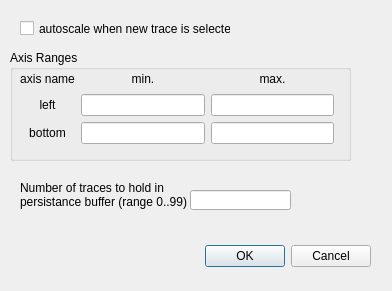
Qt form DlgGraphSettings.ui (ChrisHal/PMbrowser) before a commit.
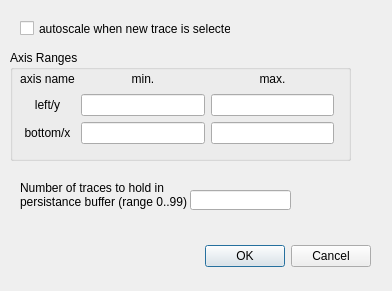
The same form after that commit.

Commit message: finetuning of graph settings dialog

What changed in the file:
```diff
--- a/DlgGraphSettings.ui
+++ b/DlgGraphSettings.ui
@@ -70,7 +70,7 @@
      <item row="2" column="0">
       <widget class="QLabel" name="label_2">
        <property name="text">
-        <string>bottom</string>
+        <string>bottom/x</string>
        </property>
        <property name="alignment">
         <set>Qt::AlignCenter</set>
@@ -97,7 +97,7 @@
      <item row="1" column="0">
       <widget class="QLabel" name="label">
        <property name="text">
-        <string>left</string>
+        <string>left/y</string>
        </property>
        <property name="alignment">
         <set>Qt::AlignCenter</set>
```
Left out of the diff: 8 changed lines with no effect on the pictures. The commit also changes 1 other file.
